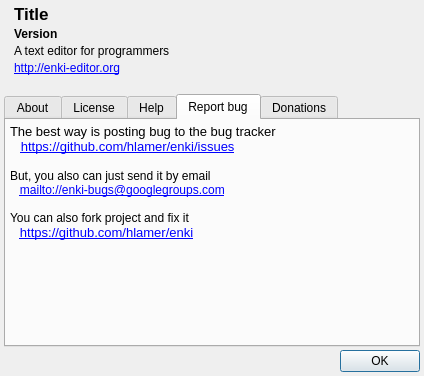
First picture: the form in enki/plugins/helpmenu/UIAbout.ui, repository andreikop/enki, before the edit.
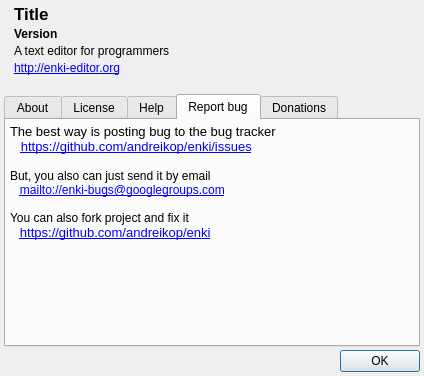
Second picture: the form after the edit. The open tabs and pages were chosen to show the change. Icons and pictures are not drawn.

Patch:
```diff
--- a/enki/plugins/helpmenu/UIAbout.ui
+++ b/enki/plugins/helpmenu/UIAbout.ui
@@ -524,14 +524,14 @@
 &lt;table border=&quot;0&quot; style=&quot; margin-top:0px; margin-bottom:0px; margin-left:0px; margin-right:0px;&quot; width=&quot;100%&quot; cellspacing=&quot;0&quot; cellpadding=&quot;0&quot;&gt;
 &lt;tr&gt;
 &lt;td&gt;
-&lt;p style=&quot; margin-top:0px; margin-bottom:0px; margin-left:0px; margin-right:0px; -qt-block-indent:0; text-indent:0px;&quot;&gt;&lt;span style=&quot; font-family:'Droid Sans';&quot;&gt;The best way is posting bug to the bug tracker&lt;br /&gt;   &lt;/span&gt;&lt;a href=&quot;https://github.com/hlamer/enki/issues&quot;&gt;&lt;span style=&quot; font-family:'Droid Sans'; text-decoration: underline; color:#0000ff;&quot;&gt;https://github.com/hlamer/enki/issues&lt;/span&gt;&lt;/a&gt;&lt;/p&gt;&lt;/td&gt;&lt;/tr&gt;
+&lt;p style=&quot; margin-top:0px; margin-bottom:0px; margin-left:0px; margin-right:0px; -qt-block-indent:0; text-indent:0px;&quot;&gt;&lt;span style=&quot; font-family:'Droid Sans';&quot;&gt;The best way is posting bug to the bug tracker&lt;br /&gt;   &lt;/span&gt;&lt;a href=&quot;https://github.com/andreikop/enki/issues&quot;&gt;&lt;span style=&quot; font-family:'Droid Sans'; text-decoration: underline; color:#0000ff;&quot;&gt;https://github.com/andreikop/enki/issues&lt;/span&gt;&lt;/a&gt;&lt;/p&gt;&lt;/td&gt;&lt;/tr&gt;
 &lt;tr&gt;
 &lt;td&gt;&lt;/td&gt;&lt;/tr&gt;&lt;/table&gt;
 &lt;p style=&quot; margin-top:0px; margin-bottom:0px; margin-left:0px; margin-right:0px; -qt-block-indent:0; text-indent:0px;&quot;&gt;&lt;span style=&quot; font-size:9pt;&quot;&gt;But, you also can just send it by email&lt;/span&gt;&lt;/p&gt;
-&lt;p style=&quot; margin-top:0px; margin-bottom:0px; margin-left:0px; margin-right:0px; -qt-block-indent:0; text-indent:0px;&quot;&gt;&lt;span style=&quot; font-size:9pt;&quot;&gt;   &lt;/span&gt;&lt;a href=&quot;mailto://hlamer@tut.by&quot;&gt;&lt;span style=&quot; font-size:9pt; text-decoration: underline; color:#0000ff;&quot;&gt;mailto://enki-bugs@googlegroups.com&lt;/span&gt;&lt;/a&gt;&lt;/p&gt;
+&lt;p style=&quot; margin-top:0px; margin-bottom:0px; margin-left:0px; margin-right:0px; -qt-block-indent:0; text-indent:0px;&quot;&gt;&lt;span style=&quot; font-size:9pt;&quot;&gt;   &lt;/span&gt;&lt;a href=&quot;mailto://andrei.kopats@gmail.com&quot;&gt;&lt;span style=&quot; font-size:9pt; text-decoration: underline; color:#0000ff;&quot;&gt;mailto://enki-bugs@googlegroups.com&lt;/span&gt;&lt;/a&gt;&lt;/p&gt;
 &lt;p style=&quot;-qt-paragraph-type:empty; margin-top:0px; margin-bottom:0px; margin-left:0px; margin-right:0px; -qt-block-indent:0; text-indent:0px; font-size:9pt; text-decoration: underline; color:#0000ff;&quot;&gt;&lt;br /&gt;&lt;/p&gt;
 &lt;p style=&quot; margin-top:0px; margin-bottom:0px; margin-left:0px; margin-right:0px; -qt-block-indent:0; text-indent:0px;&quot;&gt;&lt;span style=&quot; font-size:9pt;&quot;&gt;You can also fork project and fix it&lt;/span&gt;&lt;/p&gt;
-&lt;p style=&quot; margin-top:0px; margin-bottom:0px; margin-left:0px; margin-right:0px; -qt-block-indent:0; text-indent:0px;&quot;&gt;&lt;span style=&quot; font-size:9pt;&quot;&gt;   &lt;/span&gt;&lt;a href=&quot;https://github.com/hlamer/enki&quot;&gt;&lt;span style=&quot; font-family:'Droid Sans'; text-decoration: underline; color:#0000ff;&quot;&gt;https://github.com/hlamer/enki&lt;/span&gt;&lt;/a&gt;&lt;/p&gt;&lt;/body&gt;&lt;/html&gt;</string>
+&lt;p style=&quot; margin-top:0px; margin-bottom:0px; margin-left:0px; margin-right:0px; -qt-block-indent:0; text-indent:0px;&quot;&gt;&lt;span style=&quot; font-size:9pt;&quot;&gt;   &lt;/span&gt;&lt;a href=&quot;https://github.com/andreikop/enki&quot;&gt;&lt;span style=&quot; font-family:'Droid Sans'; text-decoration: underline; color:#0000ff;&quot;&gt;https://github.com/andreikop/enki&lt;/span&gt;&lt;/a&gt;&lt;/p&gt;&lt;/body&gt;&lt;/html&gt;</string>
       </property>
       <property name="tabStopWidth">
        <number>40</number>
```
Left out of the diff: 2 changed lines with no effect on the pictures.
